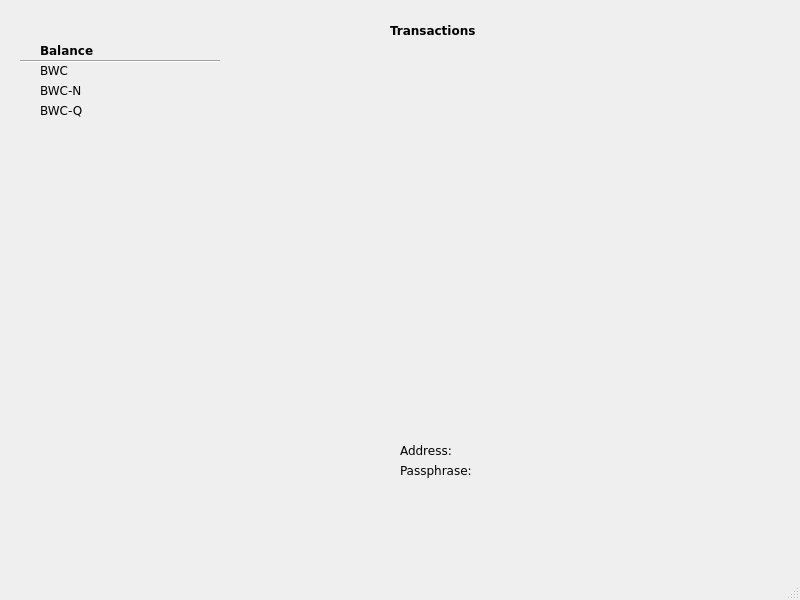
This is client/gui/mainwindow.ui in TemplateName56/Blockchain_Wallet as Qt 5 draws it before an edit. The edited form follows.
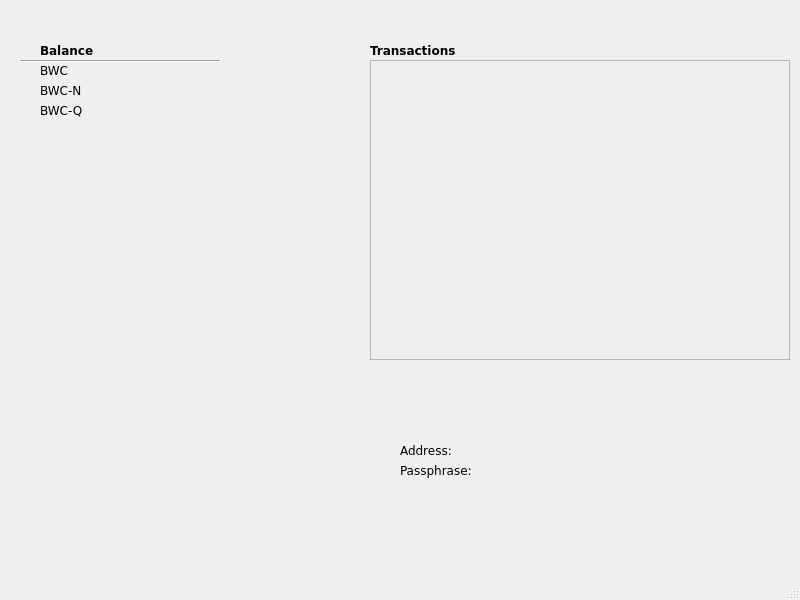
This is the edited form. The open tabs and pages were chosen to show the change.

```diff
--- a/client/gui/mainwindow.ui
+++ b/client/gui/mainwindow.ui
@@ -159,8 +159,8 @@
      <widget class="QLabel" name="transactionsOverviewLabel">
       <property name="geometry">
        <rect>
-        <x>390</x>
-        <y>20</y>
+        <x>370</x>
+        <y>40</y>
         <width>90</width>
         <height>20</height>
        </rect>
@@ -332,6 +332,30 @@
        <set>Qt::AlignRight|Qt::AlignTrailing|Qt::AlignVCenter</set>
       </property>
      </widget>
+     <widget class="QScrollArea" name="scrollArea">
+      <property name="geometry">
+       <rect>
+        <x>370</x>
+        <y>60</y>
+        <width>420</width>
+        <height>300</height>
+       </rect>
+      </property>
+      <property name="widgetResizable">
+       <bool>true</bool>
+      </property>
+      <widget class="QWidget" name="scrollAreaWidgetContents">
+       <property name="geometry">
+        <rect>
+         <x>0</x>
+         <y>0</y>
+         <width>418</width>
+         <height>298</height>
+        </rect>
+       </property>
+       <layout class="QVBoxLayout" name="cardsLayout"/>
+      </widget>
+     </widget>
     </widget>
     <widget class="QWidget" name="sendWidget">
      <property name="sizePolicy">
```
Left out of the diff: 8 changed lines with no effect on the pictures.
